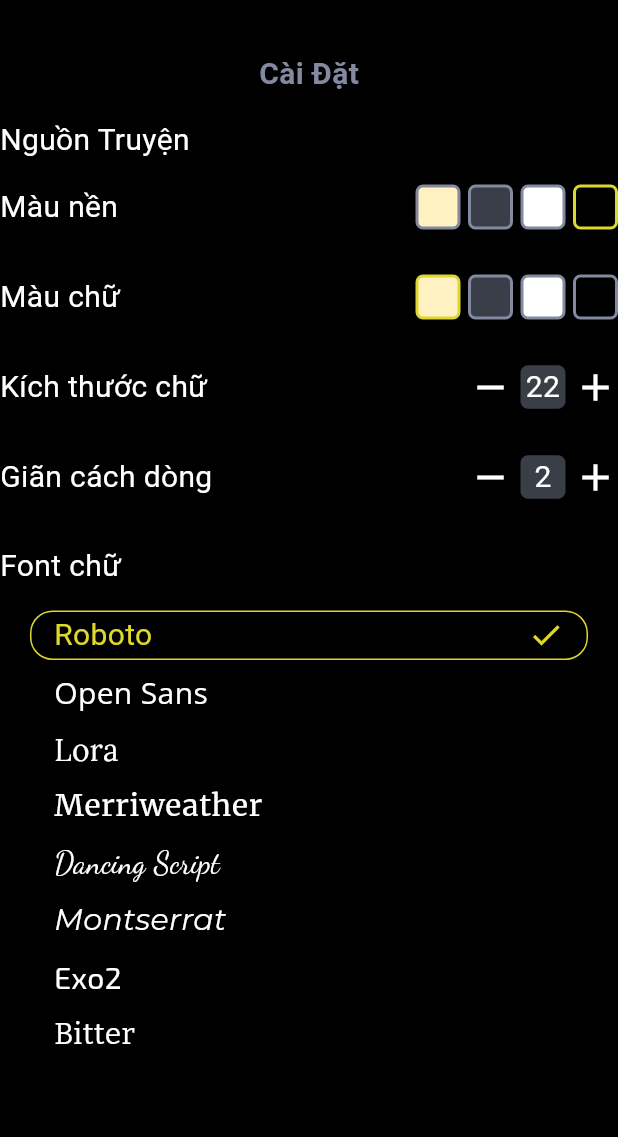
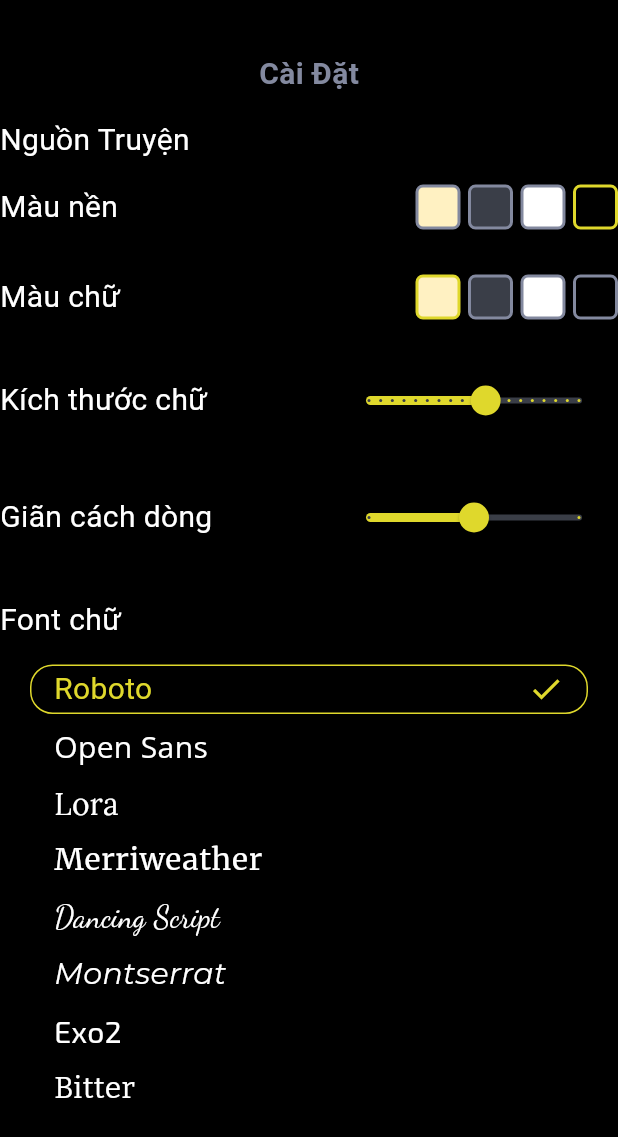
Before and after one commit to chanhuy142/NovelCrawlFE, a Flutter app: the SettingPage screen opened directly, on a phone screen of 412 x 824 dp. Shown: the top 1137 px of the screen. Run offline on Flutter 3.47's test engine with Material 3 defaults, Android fonts, the phone set to English and light mode, and no system bars; our stand-ins replace file_picker, hive, permission_handler; missing offline and left inert: dart:ffi; accounts and stored records are empty; network calls fail; project files that could hold a hidden picture were left out.

Commit message:
new setting

```diff
--- a/lib/popup/export_popup.dart
+++ b/lib/popup/export_popup.dart
@@ -1,13 +1,9 @@
-
-import 'dart:math';
-
 import 'package:flutter/material.dart';
 import 'package:novel_crawl/components/file_type_selector.dart';
 import 'package:novel_crawl/models/content_from_all_source.dart';
 import 'package:novel_crawl/models/novel_detail.dart';
 import 'package:novel_crawl/service/api_service.dart';
 import 'package:novel_crawl/service/export_service.dart';
-import 'package:novel_crawl/service/file_service.dart';
 import 'package:novel_crawl/service/state_service.dart';
 
 class ExportPopup extends StatefulWidget {
--- a/lib/screens/settingscreen.dart
+++ b/lib/screens/settingscreen.dart
@@ -6,8 +6,11 @@ import 'package:novel_crawl/service/state_service.dart';
 
 class SettingPage extends StatefulWidget {
   final Widget novelSourceSelector;
-  final Function() onUpdated ;
-  const SettingPage({super.key, this.novelSourceSelector = const NovelSourcePrioritySelector(), this.onUpdated = defaultFunction});
+  final Function() onUpdated;
+  const SettingPage(
+      {super.key,
+      this.novelSourceSelector = const NovelSourcePrioritySelector(),
+      this.onUpdated = defaultFunction});
 
   static void defaultFunction() {}
   @override
@@ -25,7 +28,7 @@ class _SettingPageState extends State<SettingPage> {
   int selectedColor = 0;
   int selectedBackground = 0;
   int fontSize = 16;
-  int lineSpacing = 16;
+  int lineSpacing = 1;
   int selectedSource = 0;
 
   List<Color> colors = [];
@@ -98,7 +101,7 @@ class _SettingPageState extends State<SettingPage> {
                     ),
                   ),
                   const Padding(
-                    padding:  EdgeInsets.only(top: 15, bottom: 0),
+                    padding: EdgeInsets.only(top: 15, bottom: 0),
                     child: Text(
                       'Nguồn Truyện',
                       style: TextStyle(
@@ -133,7 +136,8 @@ class _SettingPageState extends State<SettingPage> {
                                     onTap: () {
                                       setState(() {
                                         selectedBackground = index;
-                                        stateService.saveBackgroundColorID(index);
+                                        stateService
+                                            .saveBackgroundColorID(index);
                                         widget.onUpdated();
                                       });
                                     },
@@ -221,50 +225,21 @@ class _SettingPageState extends State<SettingPage> {
                               fontWeight: FontWeight.normal),
                         ),
                         const Spacer(),
-                        InkWell(
-                          onTap: () {
+                        Slider(
+                          value: fontSize.toDouble(),
+                          min: 12,
+                          max: 30,
+                          divisions: 18,
+                          label: fontSize.round().toString(),
+                          onChanged: (double value) {
                             setState(() {
-                              fontSize = max(12, fontSize - 1);
+                              fontSize = value.round();
                               stateService.saveFontSize(fontSize);
                               widget.onUpdated();
                             });
                           },
-                          child: const Icon(
-                            size: 30,
-                            Icons.remove,
-                            color: Color(0xFFFFFFFF),
-                          ),
-                        ),
-                        Container(
-                          width: 30,
-                          margin: const EdgeInsets.only(left: 5, right: 5),
-                          decoration: BoxDecoration(
-                            color: const Color(0xFF3A3E47),
-                            shape: BoxShape.rectangle,
-                            borderRadius: BorderRadius.circular(5),
-                          ),
-                          child: Text(
-                            fontSize.toString(),
-                            style: const TextStyle(
-                                color: Color(0xFFFFFFFF),
-                                fontSize: 20,
-                                fontWeight: FontWeight.normal),
-                            textAlign: TextAlign.center,
-                          ),
-                        ),
-                        InkWell(
-                          onTap: () {
-                            setState(() {
-                              fontSize = min(30, fontSize + 1);
-                              stateService.saveFontSize(fontSize);
-                              widget.onUpdated();
-                            });
-                          },
-                          child: const Icon(
-                            size: 30,
-                            Icons.add,
-                            color: Color(0xFFFFFFFF),
-                          ),
+                          activeColor: Color(0xFFDFD82C),
+                          inactiveColor: Color(0xFF3A3E47),
                         ),
                       ],
                     ),
@@ -281,50 +256,21 @@ class _SettingPageState extends State<SettingPage> {
                               fontWeight: FontWeight.normal),
                         ),
                         const Spacer(),
-                        InkWell(
-                          onTap: () {
+                        Slider(
+                          value: lineSpacing.toDouble(),
+                          min: 1,
+                          max: 3,
+                          divisions: 2,
+                          label: lineSpacing.round().toString(),
+                          onChanged: (double value) {
                             setState(() {
-                              lineSpacing = max(1, lineSpacing - 1);
+                              lineSpacing = value.round();
                               stateService.saveLineSpacing(lineSpacing);
                               widget.onUpdated();
                             });
                           },
-                          child: const Icon(
-                            size: 30,
-                            Icons.remove,
-                            color: Color(0xFFFFFFFF),
-                          ),
-                        ),
-                        Container(
-                          width: 30,
-                          margin: const EdgeInsets.only(left: 5, right: 5),
-                          decoration: BoxDecoration(
-                            color: const Color(0xFF3A3E47),
-                            shape: BoxShape.rectangle,
-                            borderRadius: BorderRadius.circular(5),
-                          ),
-                          child: Text(
-                            lineSpacing.toString(),
-                            style: const TextStyle(
-                                color: Color(0xFFFFFFFF),
-                                fontSize: 20,
-                                fontWeight: FontWeight.normal),
-                            textAlign: TextAlign.center,
-                          ),
-                        ),
-                        InkWell(
-                          onTap: () {
-                            setState(() {
-                              lineSpacing = min(3, lineSpacing + 1);
-                              stateService.saveLineSpacing(lineSpacing);
-                              widget.onUpdated();
-                            });
-                          },
-                          child: const Icon(
-                            size: 30,
-                            Icons.add,
-                            color: Color(0xFFFFFFFF),
-                          ),
+                          activeColor: Color(0xFFDFD82C),
+                          inactiveColor: Color(0xFF3A3E47),
                         ),
                       ],
                     ),
@@ -346,7 +292,8 @@ class _SettingPageState extends State<SettingPage> {
                         ),
                         Expanded(
                           child: ListView.builder(
-                                padding: const EdgeInsets.only(top: 15, bottom: 15, left: 20, right: 20),
+                              padding: const EdgeInsets.only(
+                                  top: 15, bottom: 15, left: 20, right: 20),
                               scrollDirection: Axis.vertical,
                               itemCount: fonts.length,
                               itemBuilder: (context, index) {
@@ -359,12 +306,14 @@ class _SettingPageState extends State<SettingPage> {
                                     });
                                   },
                                   child: Padding(
-                                        padding: const EdgeInsets.only(bottom: 5.0),
+                                      padding:
+                                          const EdgeInsets.only(bottom: 5.0),
                                       child: Container(
                                         height: 33,
                                         decoration: BoxDecoration(
                                           shape: BoxShape.rectangle,
-                                            borderRadius: BorderRadius.circular(15),
+                                          borderRadius:
+                                              BorderRadius.circular(15),
                                           border: Border.all(
                                             color: index == selectedFont
                                                 ? const Color(0xFFDFD82C)
@@ -381,10 +330,13 @@ class _SettingPageState extends State<SettingPage> {
                                                 fonts[index],
                                                 style: TextStyle(
                                                     color: index == selectedFont
-                                                          ? const Color(0xFFDFD82C)
-                                                          : const Color(0xFFFFFFFF),
+                                                        ? const Color(
+                                                            0xFFDFD82C)
+                                                        : const Color(
+                                                            0xFFFFFFFF),
                                                     fontSize: 20,
-                                                      fontWeight: FontWeight.normal,
+                                                    fontWeight:
+                                                        FontWeight.normal,
                                                     fontFamily: fonts[index]),
                                               ),
                                               const Spacer(),
```
Lines whose indentation alone changed are shown as unchanged.
